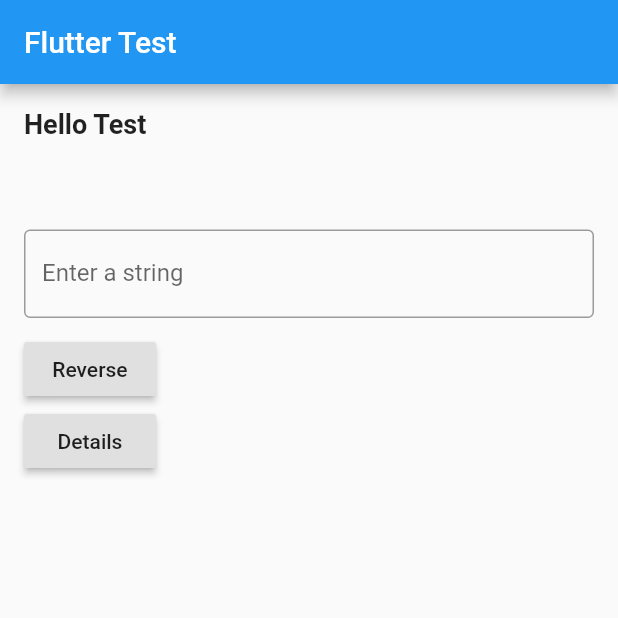
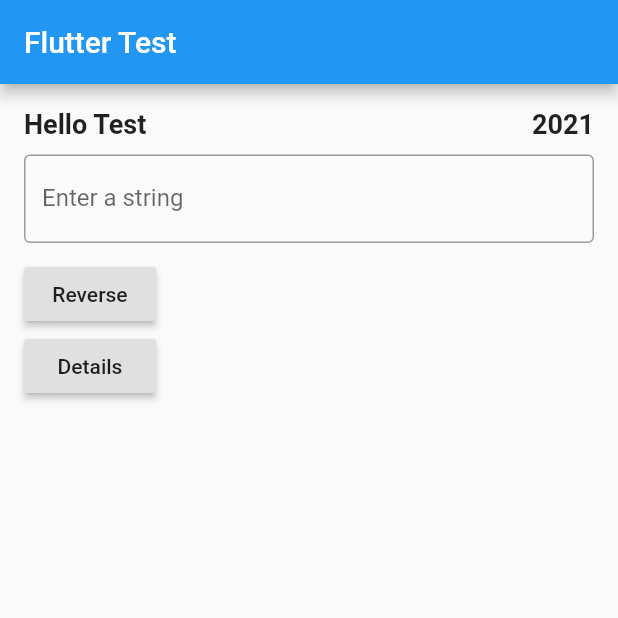
Before and after one commit to fida1989/flutter_testing_demo, a Flutter app: the screen it shows after launch, on a phone screen of 412 x 824 dp, the top half of it. Run offline on Flutter 3.47's test engine with Material 2 defaults, Android fonts, the phone set to English and light mode, and no system bars.

Commit message:
test code updated

```diff
--- a/lib/api_provider.dart
+++ b/lib/api/api_provider.dart
@@ -1,5 +1,5 @@
 import 'package:http/http.dart' show Client;
-import 'item_model.dart';
+import '../models/item_model.dart';
 import 'dart:convert';
 
 class ApiProvider {
--- a/lib/main.dart
+++ b/lib/main.dart
@@ -1,5 +1,6 @@
 import 'package:flutter/material.dart';
-import 'package:flutter_testing_demo/details.dart';
+import 'package:flutter_testing_demo/pages/details.dart';
+import 'package:flutter_testing_demo/pages/home.dart';
 
 void main() => runApp(MyApp());
 
@@ -15,86 +16,3 @@ class MyApp extends StatelessWidget {
     );
   }
 }
-
-class HomePage extends StatefulWidget {
-  @override
-  _HomePageState createState() => _HomePageState();
-}
-
-class _HomePageState extends State<HomePage> {
-  TextEditingController _controller;
-  String _reversed;
-  @override
-  void initState() {
-    super.initState();
-    _controller = TextEditingController();
-  }
-
-  @override
-  Widget build(BuildContext context) {
-    return Scaffold(
-      appBar: AppBar(
-        title: Text('Flutter Test'),
-      ),
-      body: SingleChildScrollView(
-        padding: const EdgeInsets.all(16.0),
-        child: Column(
-          crossAxisAlignment: CrossAxisAlignment.start,
-          children: <Widget>[
-            Container(
-              margin: EdgeInsets.only(bottom: 50),
-              child: Text(
-                "Hello Test",
-                style: TextStyle(
-                  fontWeight: FontWeight.bold,
-                  fontSize: 18.0,
-                ),
-              ),
-            ),
-            SizedBox(height: 10.0),
-            TextField(
-              key: Key("myKey"),
-              controller: _controller,
-              decoration: InputDecoration(
-                  border: OutlineInputBorder(),
-                  labelText: "Enter a string"),
-            ),
-            const SizedBox(height: 10.0),
-            if (_reversed != null) ...[
-              Text(
-                _reversed,
-                style: TextStyle(
-                  fontWeight: FontWeight.bold,
-                  fontSize: 18.0,
-                ),
-              ),
-              const SizedBox(height: 10.0),
-            ],
-            RaisedButton(
-              child: Text("Reverse"),
-              onPressed: () {
-                if (_controller.text.isEmpty) return;
-                setState(() {
-                  _reversed = reverseString(_controller.text);
-                });
-              },
-            ),
-            RaisedButton(
-              child: Text("Details"),
-              onPressed: () {
-                Navigator.push(
-                  context,
-                  MaterialPageRoute(builder: (context) => DetailsPage()),
-                );
-              },
-            ),
-          ],
-        ),
-      ),
-    );
-  }
-}
-
-String reverseString(String initial) {
-  return initial.split('').reversed.join();
-}
--- /dev/null
+++ b/lib/pages/home.dart
@@ -0,0 +1,100 @@
+import 'package:flutter/material.dart';
+import 'package:flutter_testing_demo/api/api_provider.dart';
+import 'package:flutter_testing_demo/pages/details.dart';
+import 'package:flutter_testing_demo/utils/utils.dart';
+
+class HomePage extends StatefulWidget {
+  @override
+  _HomePageState createState() => _HomePageState();
+}
+
+class _HomePageState extends State<HomePage> {
+  TextEditingController _controller;
+  String _reversed;
+  String year;
+
+  @override
+  void initState() {
+    super.initState();
+    _controller = TextEditingController();
+    year = Utils.getYear();
+  }
+
+
+
+  String reverseString(String initial) {
+    return initial.split('').reversed.join();
+  }
+
+  @override
+  Widget build(BuildContext context) {
+    return Scaffold(
+      appBar: AppBar(
+        title: Text('Flutter Test'),
+      ),
+      body: SingleChildScrollView(
+        padding: const EdgeInsets.all(16.0),
+        child: Column(
+          crossAxisAlignment: CrossAxisAlignment.start,
+          children: <Widget>[
+            Row(
+              children: [
+                Text(
+                  "Hello Test",
+                  style: TextStyle(
+                    fontWeight: FontWeight.bold,
+                    fontSize: 18.0,
+                  ),
+                ),
+                Spacer(),
+                Text(
+                  year ?? "Year",
+                  style: TextStyle(
+                    fontWeight: FontWeight.bold,
+                    fontSize: 18.0,
+                  ),
+                ),
+              ],
+            ),
+            SizedBox(height: 10.0),
+            TextField(
+              key: Key("myKey"),
+              controller: _controller,
+              decoration: InputDecoration(
+                  border: OutlineInputBorder(), labelText: "Enter a string"),
+            ),
+            const SizedBox(height: 10.0),
+            if (_reversed != null) ...[
+              Text(
+                _reversed,
+                style: TextStyle(
+                  fontWeight: FontWeight.bold,
+                  fontSize: 18.0,
+                ),
+              ),
+              const SizedBox(height: 10.0),
+            ],
+            RaisedButton(
+              child: Text("Reverse"),
+              onPressed: () {
+                if (_controller.text.isEmpty) return;
+                setState(() {
+                  _reversed = reverseString(_controller.text);
+                });
+              },
+            ),
+            RaisedButton(
+              child: Text("Details"),
+              onPressed: () {
+                Navigator.push(
+                  context,
+                  MaterialPageRoute(builder: (context) => DetailsPage(apiProvider: ApiProvider())),
+                );
+              },
+            ),
+          ],
+        ),
+      ),
+    );
+  }
+}
--- /dev/null
+++ b/lib/utils/utils.dart
@@ -0,0 +1,5 @@
+class Utils {
+  static String getYear(){
+    return DateTime.now().year.toString();
+  }
+}
```
Also changed, not shown: lib/pages/details.dart (renamed from lib/details.dart, +13 -7 lines), lib/models/item_model.dart (renamed from lib/item_model.dart), 7 other files.
